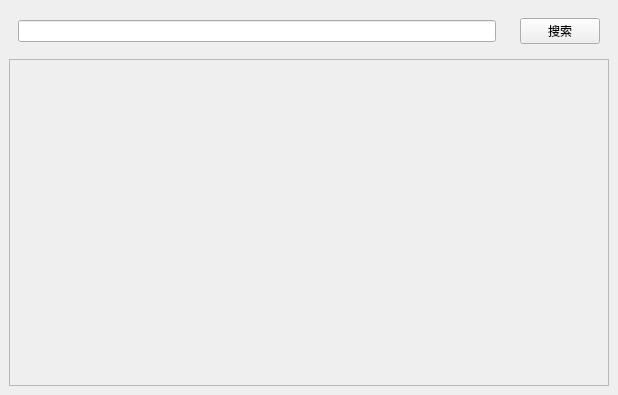
First picture: the form in ui/mainwindow.ui, repository piculator/piculator-client-software, before the edit.
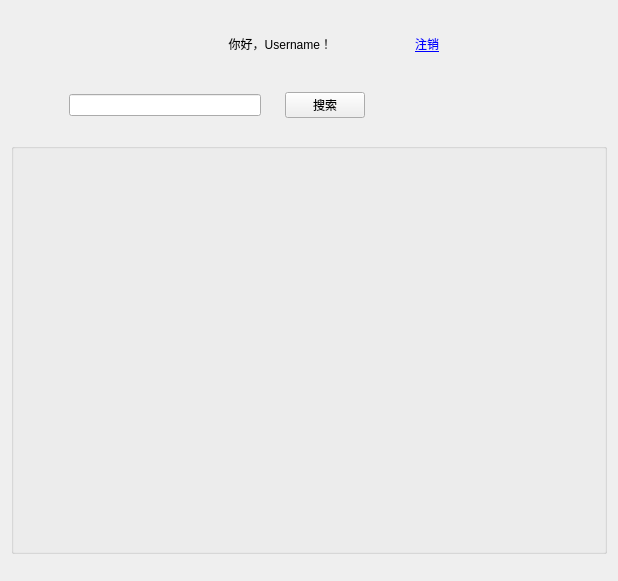
Second picture: the form after the edit. Icons and pictures are not drawn.

```diff
--- a/ui/mainwindow.ui
+++ b/ui/mainwindow.ui
@@ -7,16 +7,22 @@
     <x>0</x>
     <y>0</y>
     <width>618</width>
-    <height>395</height>
+    <height>581</height>
    </rect>
   </property>
   <property name="windowTitle">
    <string>MainWindow</string>
   </property>
   <widget class="QWidget" name="centralwidget">
-   <layout class="QVBoxLayout" name="verticalLayout">
-    <item>
      <widget class="QFrame" name="searchbar">
+    <property name="geometry">
+     <rect>
+      <x>60</x>
+      <y>80</y>
+      <width>314</width>
+      <height>50</height>
+     </rect>
+    </property>
       <property name="sizePolicy">
        <sizepolicy hsizetype="Expanding" vsizetype="Fixed">
         <horstretch>0</horstretch>
@@ -55,28 +61,57 @@
        </item>
       </layout>
      </widget>
-    </item>
-    <item>
-     <widget class="QScrollArea" name="scrollArea">
-      <property name="widgetResizable">
-       <bool>true</bool>
-      </property>
-      <widget class="QWidget" name="grid">
+   <widget class="QWidget" name="horizontalLayoutWidget">
        <property name="geometry">
         <rect>
-         <x>0</x>
-         <y>0</y>
-         <width>598</width>
-         <height>316</height>
-        </rect>
-       </property>
-       <layout class="QGridLayout" name="gridLayout"/>
+      <x>11</x>
+      <y>11</y>
+      <width>428</width>
+      <height>66</height>
+     </rect>
+    </property>
+    <layout class="QHBoxLayout" name="horizontalLayout_2">
+     <item>
+      <widget class="QLabel" name="label_2">
+       <property name="text">
+        <string>&lt;html&gt;&lt;head/&gt;&lt;body&gt;&lt;p&gt;&lt;img src=&quot;:/banner/piculator-banner-colorful@256x64.png&quot;/&gt;&lt;/p&gt;&lt;/body&gt;&lt;/html&gt;</string>
+       </property>
       </widget>
-     </widget>
-    </item>
-   </layout>
-  </widget>
- </widget>
- <resources/>
+     </item>
+     <item>
+      <layout class="QHBoxLayout" name="horizontalLayout_3">
+       <item>
+        <widget class="QLabel" name="label">
+         <property name="text">
+          <string>&lt;html&gt;&lt;head/&gt;&lt;body&gt;&lt;p align=&quot;right&quot;&gt;你好，Username！&lt;/p&gt;&lt;/body&gt;&lt;/html&gt;</string>
+         </property>
+        </widget>
+       </item>
+       <item>
+        <widget class="QLabel" name="label_3">
+         <property name="text">
+          <string>&lt;html&gt;&lt;head/&gt;&lt;body&gt;&lt;p align=&quot;right&quot;&gt;&lt;span style=&quot; text-decoration: underline; color:#0000ff;&quot;&gt;注销&lt;/span&gt;&lt;/p&gt;&lt;/body&gt;&lt;/html&gt;</string>
+         </property>
+        </widget>
+       </item>
+      </layout>
+     </item>
+    </layout>
+   </widget>
+   <widget class="QGroupBox" name="groupBox">
+    <property name="geometry">
+     <rect>
+      <x>11</x>
+      <y>143</y>
+      <width>596</width>
+      <height>411</height>
+     </rect>
+    </property>
+   </widget>
+  </widget>
+ </widget>
+ <resources>
+  <include location="icons.qrc"/>
+ </resources>
  <connections/>
 </ui>
```
Left out of the diff: 2 changed lines with no effect on the pictures. Lines whose indentation alone changed are shown as unchanged.
